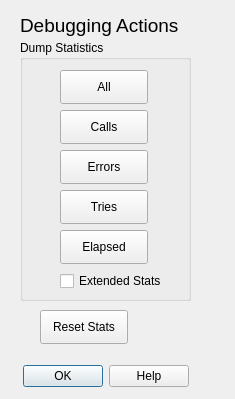
Qt form src/action_dialogs/debug_actions_dialog.ui (rockowitz/ddcui) before a commit.
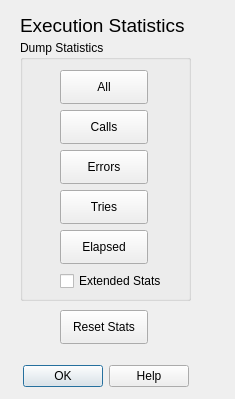
The same form after that commit.

Commit message: rename Debug dialog box to Execution Statistics

Patch:
```diff
--- a/src/action_dialogs/debug_actions_dialog.ui
+++ b/src/action_dialogs/debug_actions_dialog.ui
@@ -47,7 +47,7 @@
     </font>
    </property>
    <property name="text">
-    <string>Debugging Actions</string>
+    <string>Execution Statistics</string>
    </property>
   </widget>
   <widget class="QGroupBox" name="dumpStatsGroupBox">
@@ -144,7 +144,7 @@
   <widget class="QPushButton" name="resetStats_pushButton">
    <property name="geometry">
     <rect>
-     <x>40</x>
+     <x>60</x>
      <y>310</y>
      <width>88</width>
      <height>34</height>
```
The commit also changes 4 other files.
